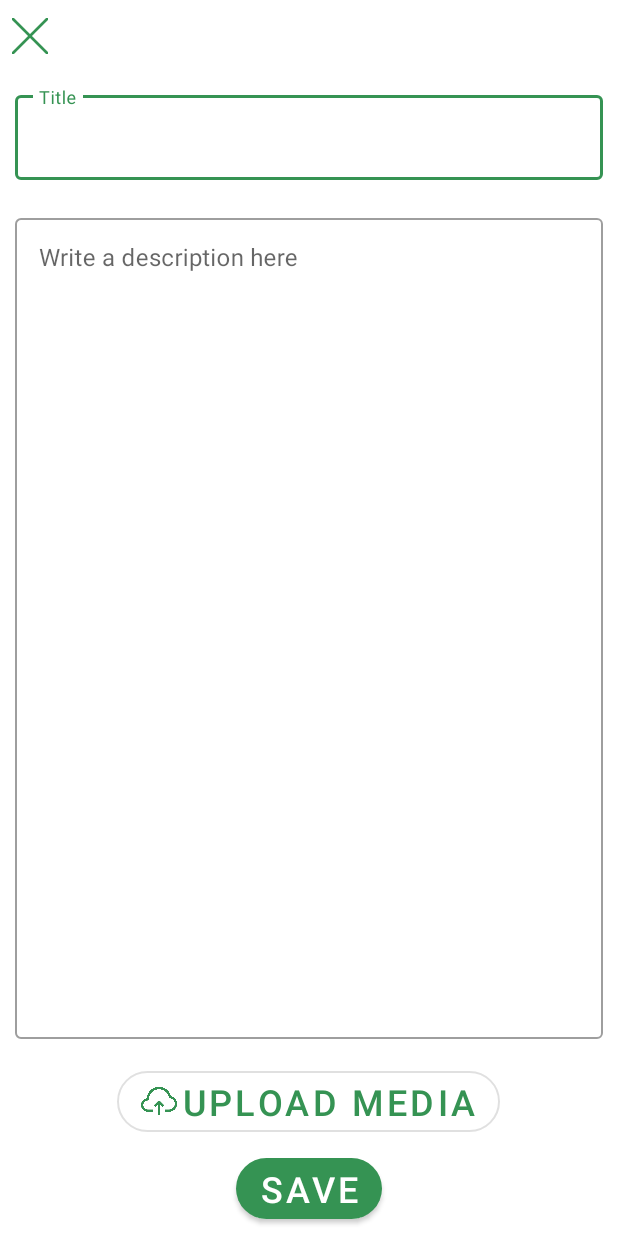
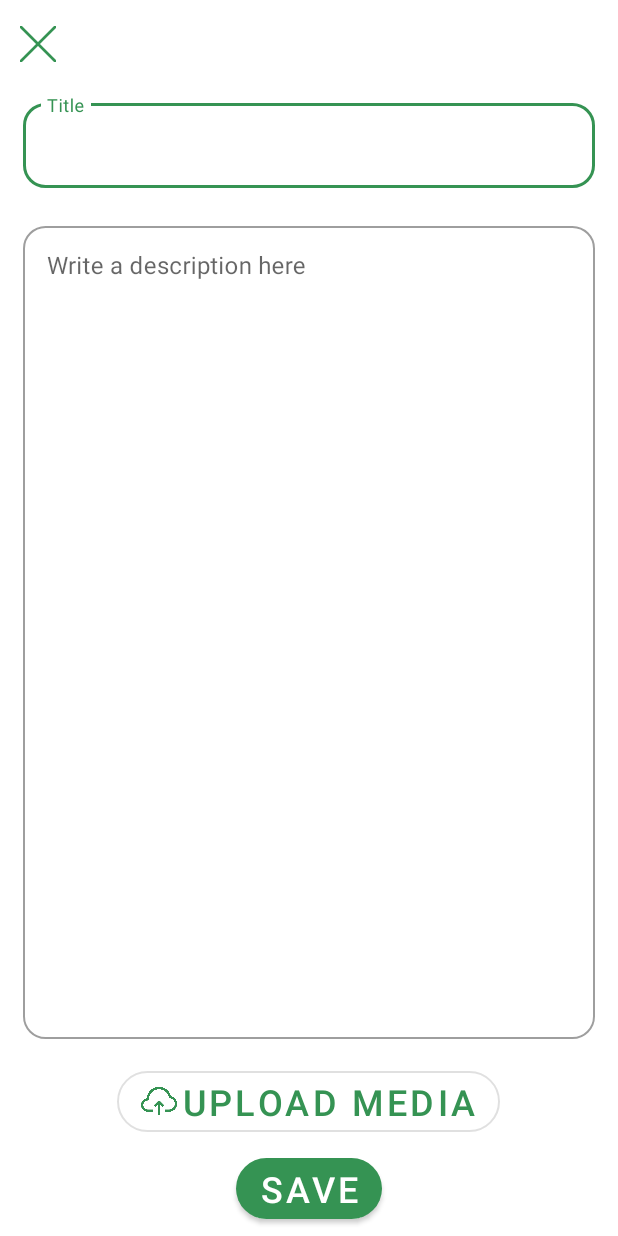
Before and after one commit to Keyboard-Spartans/i-mood-meter, an Android app: the AddMemoryActivity screen opened directly, with no data from a screen before it, on a phone screen of 412 x 824 dp. Run offline under Robolectric (Android 15) with nearby library versions, the phone set to English and light mode, and no system bars.

Commit message:
add marginHorizontal, refactor resource files

```diff
--- a/app/src/main/res/layout/add_memory.xml
+++ b/app/src/main/res/layout/add_memory.xml
@@ -8,6 +8,7 @@
     <LinearLayout
         android:layout_width="match_parent"
         android:layout_height="match_parent"
+        android:layout_marginHorizontal="@dimen/marginHorizontalMemory"
         android:orientation="vertical"
         android:gravity="center">
 
@@ -16,6 +17,7 @@
             android:layout_width="wrap_content"
             android:layout_height="wrap_content"
             android:layout_gravity="start"
+            android:layout_marginTop="5dp"
             app:icon="@drawable/close_icon"
             app:iconSize="24dp"
             style="@style/Widget.MaterialComponents.Button.TextButton"
@@ -27,7 +29,13 @@
             android:layout_height="wrap_content"
             android:layout_margin="10dp"
             android:hint="@string/title"
-            style="@style/Widget.MaterialComponents.TextInputLayout.OutlinedBox">
+            style="@style/Widget.MaterialComponents.TextInputLayout.OutlinedBox"
+
+            app:boxCornerRadiusTopStart="@dimen/cornerRadiusTextBox"
+            app:boxCornerRadiusTopEnd="@dimen/cornerRadiusTextBox"
+            app:boxCornerRadiusBottomStart="@dimen/cornerRadiusTextBox"
+            app:boxCornerRadiusBottomEnd="@dimen/cornerRadiusTextBox"
+            >
 
             <com.google.android.material.textfield.TextInputEditText
                 android:layout_width="match_parent"
@@ -44,7 +52,13 @@
             android:layout_weight="1"
             android:layout_margin="10dp"
             android:hint="@string/description"
-            style="@style/Widget.MaterialComponents.TextInputLayout.OutlinedBox">
+            style="@style/Widget.MaterialComponents.TextInputLayout.OutlinedBox"
+
+            app:boxCornerRadiusTopStart="@dimen/cornerRadiusTextBox"
+            app:boxCornerRadiusTopEnd="@dimen/cornerRadiusTextBox"
+            app:boxCornerRadiusBottomStart="@dimen/cornerRadiusTextBox"
+            app:boxCornerRadiusBottomEnd="@dimen/cornerRadiusTextBox"
+            >
 
             <com.google.android.material.textfield.TextInputEditText
                 android:layout_width="match_parent"
--- a/app/src/main/res/layout/record_mood_main.xml
+++ b/app/src/main/res/layout/record_mood_main.xml
@@ -8,7 +8,7 @@
         android:layout_width="match_parent"
         android:layout_height="match_parent"
         android:orientation="vertical"
-        android:layout_marginHorizontal="20dp">
+        android:layout_marginHorizontal="@dimen/marginHorizontalRecording">
 
         <LinearLayout
             android:layout_width="wrap_content"
--- a/app/src/main/res/layout/single_memory_detail.xml
+++ b/app/src/main/res/layout/single_memory_detail.xml
@@ -9,6 +9,7 @@
         android:layout_width="match_parent"
         android:layout_height="match_parent"
         android:layout_marginTop="15dp"
+        android:layout_marginHorizontal="@dimen/marginHorizontalMemory"
         android:orientation="vertical"
         android:gravity="start">
 
--- a/app/src/main/res/layout/view_memories.xml
+++ b/app/src/main/res/layout/view_memories.xml
@@ -8,6 +8,7 @@
     <LinearLayout
         android:layout_width="match_parent"
         android:layout_height="match_parent"
+        android:layout_marginHorizontal="@dimen/marginHorizontalMemory"
         android:orientation="vertical"
         android:gravity="start">
 
--- /dev/null
+++ b/app/src/main/res/values/dimen.xml
@@ -0,0 +1,6 @@
+<?xml version="1.0" encoding="utf-8"?>
+<resources>
+    <dimen name="cornerRadiusTextBox">15dp</dimen>
+    <dimen name="marginHorizontalMemory">5dp</dimen>
+    <dimen name="marginHorizontalRecording">20dp</dimen>
+</resources>
--- a/app/src/main/res/values/strings.xml
+++ b/app/src/main/res/values/strings.xml
@@ -14,8 +14,6 @@
     <string name="memory_screen_title">Memories</string>
     <string name="image_selected">Image selected:</string>
 
+    <string name="default_description">No Description</string>
 
-    <string name="fa_icon_areachart">&#xf1fe;</string>
-    <string name="fa_icon_piechart">&#xf200;</string>
-    <string name="fa_icon_linechart">&#xf201;</string>
 </resources>
```
Also changed, not shown: app/src/main/java/com/example/imoodmeter/RecordMoodAddComment.java (+5 -4 lines), app/src/main/res/layout/record_mood_add_comment.xml (+5 -5 lines).
